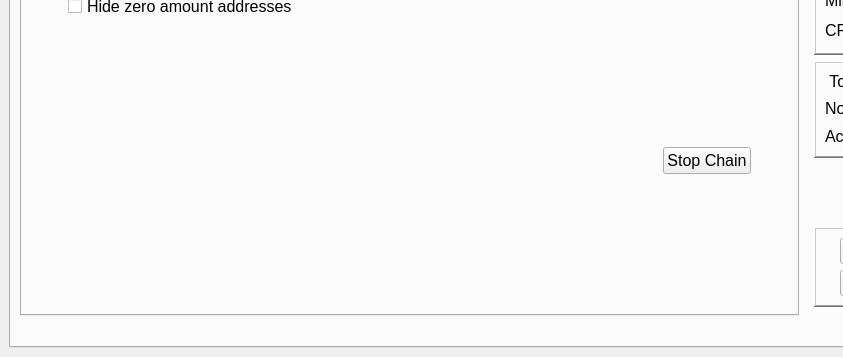
Qt form src/main/python/qtguidesign.ui (marmarachain/marmara-connector) before a commit; both pictures show x 0 to 843 and y 411 to 768 of the 1024 by 768 pixel window.
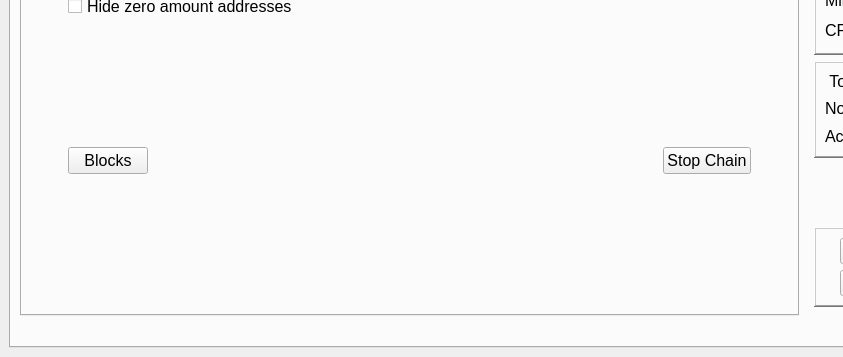
The same form after that commit. Icons and pictures are not drawn.

Commit message: [add] bootstrap download added.

Patch:
```diff
--- a/src/main/python/qtguidesign.ui
+++ b/src/main/python/qtguidesign.ui
@@ -1034,14 +1034,14 @@
                   </item>
                   <item row="5" column="1">
                    <layout class="QGridLayout" name="chain_stop_Layout">
-                    <item row="0" column="1">
+                    <item row="0" column="2">
                      <widget class="QPushButton" name="stopchain_button">
                       <property name="text">
                        <string>Stop Chain</string>
                       </property>
                      </widget>
                     </item>
-                    <item row="0" column="0">
+                    <item row="0" column="1">
                      <spacer name="horizontalSpacer_15">
                       <property name="orientation">
                        <enum>Qt::Horizontal</enum>
@@ -1054,6 +1054,13 @@
                       </property>
                      </spacer>
                     </item>
+                    <item row="0" column="0">
+                     <widget class="QPushButton" name="download_blocks_button">
+                      <property name="text">
+                       <string>Blocks</string>
+                      </property>
+                     </widget>
+                    </item>
                    </layout>
                   </item>
                   <item row="2" column="1">
```
The commit also changes 3 other files.
